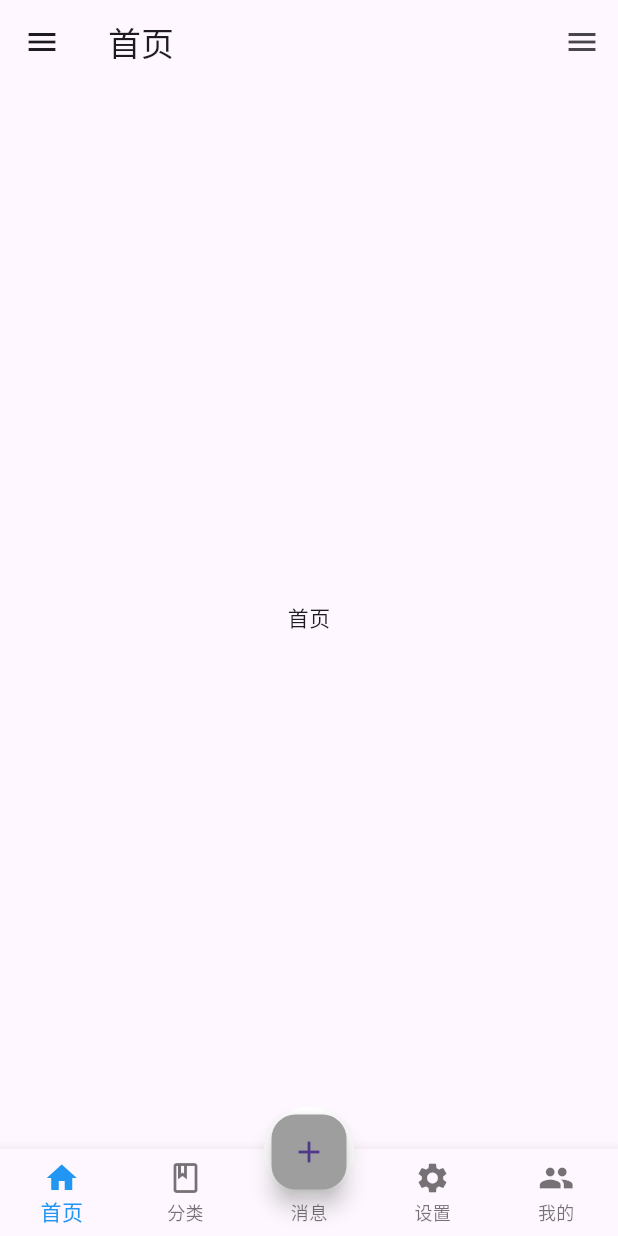
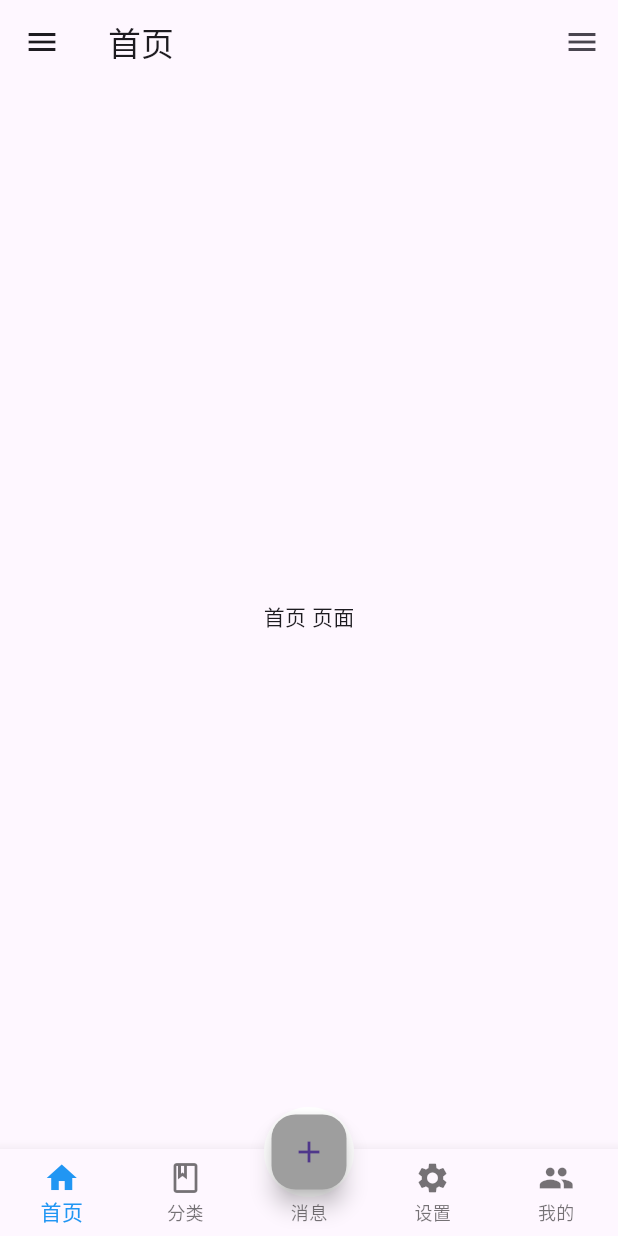
Before and after one commit to gkb2850/flutter, a Flutter app: the screen it shows after launch, on a phone screen of 412 x 824 dp. Run offline on Flutter 3.47's test engine with Material 3 defaults, Android fonts, the phone set to English and light mode, and no system bars.

Commit message:
feat:继续测试提交

```diff
--- a/flutter01/lib/pages/tabs/home.dart
+++ b/flutter01/lib/pages/tabs/home.dart
@@ -12,7 +12,7 @@ class _HomePageState extends State<HomePage> {
   Widget build(BuildContext context) {
     return Container(
       alignment: Alignment.center,
-      child: const Text('首页'),
+      child: const Text('首页 页面'),
     );
   }
 }
```
